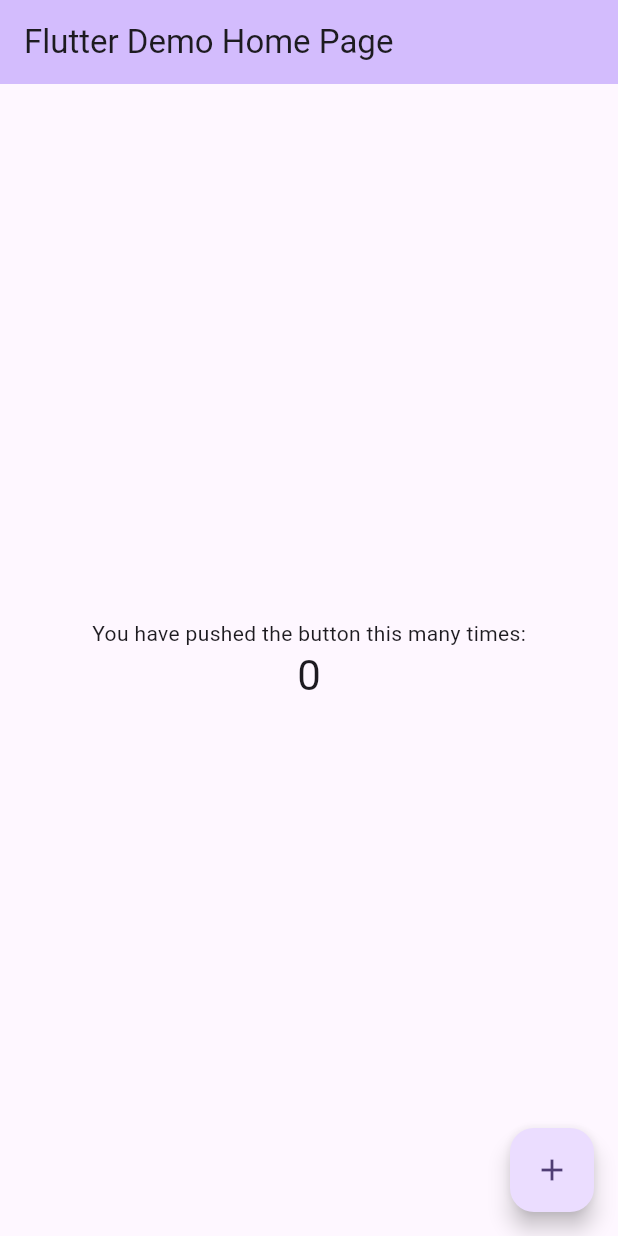
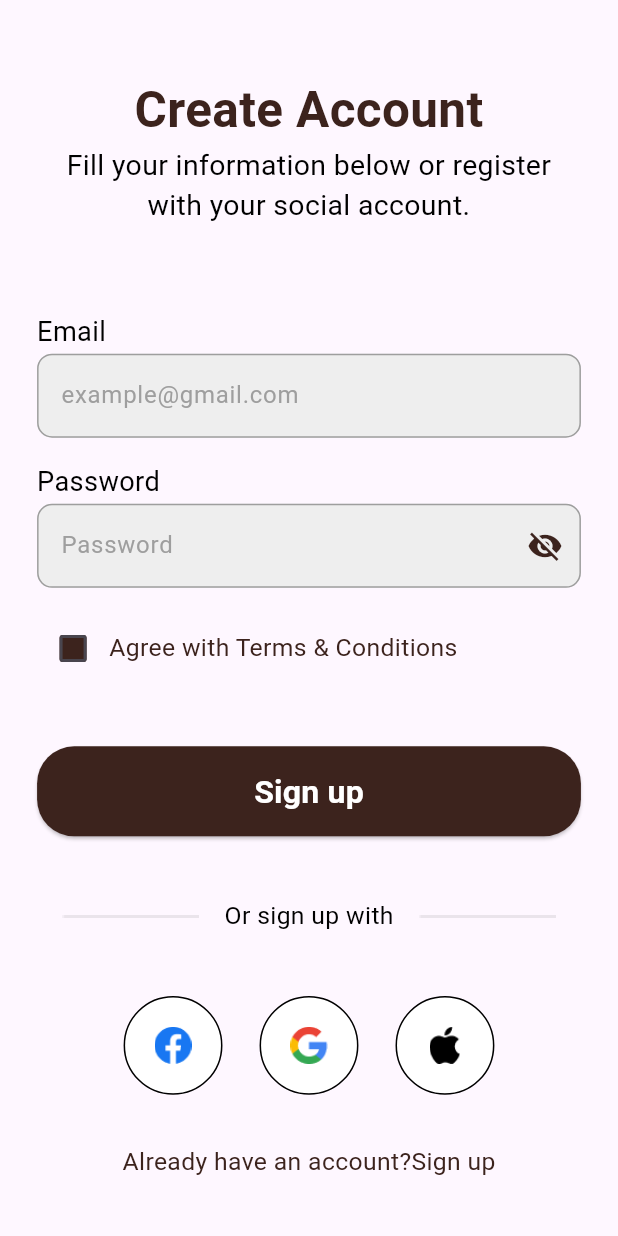
Before and after one commit to Raheelghafoor/trainingTask, a Flutter app: the screen it shows after launch, on a phone screen of 412 x 824 dp. Run offline on Flutter 3.47's test engine with Material 3 defaults, Android fonts, the phone set to English and light mode, and no system bars.

Commit message:
signUpScreen

```diff
--- /dev/null
+++ b/lib/CustomWidgets/customButton.dart
@@ -0,0 +1,48 @@
+import 'package:flutter/material.dart';
+
+class CustomButton extends StatelessWidget {
+  final String text;
+  final Color textColor;
+  final Color backgroundColor;
+  final double fontSize;
+  final bool isBold;
+  final double borderRadius;
+  final VoidCallback onPressed;
+
+  const CustomButton({
+    super.key,
+    required this.text,
+    required this.textColor,
+    required this.backgroundColor,
+    required this.fontSize,
+    this.isBold=false,
+    required this.borderRadius,
+    required this.onPressed,
+  });
+
+  @override
+  Widget build(BuildContext context) {
+    return SizedBox(
+      width: 430,
+      height: 60,
+      child: ElevatedButton(
+        onPressed: onPressed,
+        style: ElevatedButton.styleFrom(
+          backgroundColor: backgroundColor,
+          shape: RoundedRectangleBorder(
+            borderRadius: BorderRadius.circular(borderRadius),
+          ),
+          padding: EdgeInsets.symmetric(vertical: 15, horizontal: 30),
+        ),
+        child: Text(
+          text,
+          style: TextStyle(
+            color: textColor,
+            fontSize: fontSize,
+            fontWeight: isBold ? FontWeight.bold : FontWeight.normal,
+          ),
+        ),
+      ),
+    );
+  }
+}
--- /dev/null
+++ b/lib/CustomWidgets/customText.dart
@@ -0,0 +1,31 @@
+import 'package:flutter/material.dart';
+
+class CustomText extends StatelessWidget {
+  final String title;
+  final Color textColor;
+  final double fontSize;
+  final TextAlign textAlign;
+  final bool isBold;
+
+  const CustomText({
+    super.key,
+    required this.textColor,
+    required this.fontSize,
+    required this.textAlign,
+    required this.title,
+    this.isBold = false,
+  });
+
+  @override
+  Widget build(BuildContext context) {
+    return Text(
+      title,
+      textAlign: textAlign,
+      style: TextStyle(
+        color: textColor,
+        fontSize: fontSize,
+        fontWeight: isBold ? FontWeight.bold : FontWeight.normal,
+      ),
+    );
+  }
+}
--- /dev/null
+++ b/lib/CustomWidgets/customTextFiled.dart
@@ -0,0 +1,73 @@
+import 'package:flutter/material.dart';
+import '../Resources/resoures.dart';
+
+class CustomTextField extends StatelessWidget {
+  final String hintText;
+  final TextEditingController controller;
+  final IconData? prefixIcon;
+  final IconData? suffixIcon;
+  final bool obscureText;
+  final String? Function(String?)? validator;
+  final TextInputType keyboardType;
+  final VoidCallback? onSuffixIconPressed;
+  final Color hintTextColor;
+  final Color prefixIconColor;
+  final Color suffixIconColor;
+
+  CustomTextField({
+    super.key,
+    required this.hintText,
+    required this.controller,
+    this.prefixIcon,
+    this.suffixIcon,
+    required this.obscureText,
+    this.validator,
+    required this.keyboardType,
+    this.onSuffixIconPressed,
+    this.hintTextColor = Colors.grey,
+    this.prefixIconColor = Colors.grey,
+    this.suffixIconColor = Colors.grey,
+  });
+
+  @override
+  Widget build(BuildContext context) {
+    return TextFormField(
+      controller: controller,
+      obscureText: obscureText,
+      keyboardType: keyboardType,
+      validator: validator,
+      decoration: InputDecoration(
+        hintText: hintText,
+        hintStyle: TextStyle(color: hintTextColor),
+        prefixIcon: prefixIcon != null
+            ? Icon(prefixIcon, color: prefixIconColor)
+            : null,
+        suffixIcon: suffixIcon != null
+            ? IconButton(
+          icon: Icon(suffixIcon, color: suffixIconColor),
+          onPressed: onSuffixIconPressed,
+        )
+            : null,
+        filled: true,
+        fillColor: Resource.colors.gray,
+        errorStyle: TextStyle(fontSize: 15.0, color: Resource.colors.mainColor),
+        enabledBorder: OutlineInputBorder(
+          borderSide: BorderSide(color: Colors.grey),
+          borderRadius: BorderRadius.circular(10.0),
+        ),
+        focusedBorder: OutlineInputBorder(
+          borderSide: BorderSide(color: Colors.grey),
+          borderRadius: BorderRadius.circular(10.0),
+        ),
+        errorBorder: OutlineInputBorder(
+          borderSide: BorderSide(color: Colors.grey),
+          borderRadius: BorderRadius.circular(10.0),
+        ),
+        disabledBorder: OutlineInputBorder(
+          borderSide: BorderSide(color: Colors.grey),
+          borderRadius: BorderRadius.circular(10.0),
+        ),
+      ),
+    );
+  }
+}
--- /dev/null
+++ b/lib/Resources/appColor.dart
@@ -0,0 +1,11 @@
+import 'dart:ui';
+
+import 'package:flutter/material.dart';
+
+class AppColors{
+  var mainColor = const Color(0xFF3C231D);
+  var primaryColor = const Color(0xFFED9528);
+  var textColor = const Color(0xFF333333);
+  var gray =Colors.grey[200];
+  var black = Colors.black;
+}
--- /dev/null
+++ b/lib/Resources/appImage.dart
@@ -0,0 +1,11 @@
+import 'package:flutter/material.dart';
+
+class AppImage {
+  String logo = "assets/images/logo.png";
+  String car = "assets/images/car.png";
+  String fb = "assets/images/fb.png";
+  String google = "assets/images/google.png";
+  String apple = "assets/images/apple.png";
+  String line = "assets/images/Line 2.png";
+
+}
--- /dev/null
+++ b/lib/Resources/appText.dart
@@ -0,0 +1,20 @@
+class AppText{
+  var create ="Create Account";
+  var express ="Express Car Rental";
+  var signIn ="Sign in";
+  var signUp ="Sign up";
+  var forgot ="Forgot password";
+  var reset ="Reset password";
+  var get ="Get started";
+  var complete ="Complete your profile";
+  var rent ="Rent the car of your dreams to travel anywhere and anytime";
+  var fill ="Fill your information below or register with your social account.";
+  var already ="Already have an account?";
+  var email ="Email";
+  var password ="Password";
+  var agree ="Agree with Terms & conditions";
+  var signUpWith ="Or sign up with";
+  var signInWith ="Or sign in with";
+  var hi ="Hi! Welcome back, you’ve been missed";
+
+}
--- /dev/null
+++ b/lib/Resources/resoures.dart
@@ -0,0 +1,10 @@
+import 'package:training_task/Resources/appImage.dart';
+import 'package:training_task/Resources/appText.dart';
+
+import 'appColor.dart';
+
+class Resource{
+  static AppColors colors=AppColors();
+  static AppText text=AppText();
+  static AppImage image=AppImage();
+}
--- /dev/null
+++ b/lib/Screens/Auth/View/signUpScreen.dart
@@ -0,0 +1,236 @@
+import 'package:flutter/material.dart';
+import 'package:training_task/CustomWidgets/customButton.dart';
+import '../../../CustomWidgets/customText.dart';
+import '../../../CustomWidgets/customTextFiled.dart';
+import '../../../Resources/resoures.dart';
+import '../../../Utills/validator.dart';
+
+class SignUp extends StatefulWidget {
+  const SignUp({Key? key}) : super(key: key);
+
+  @override
+  State<SignUp> createState() => _SignUpState();
+}
+
+class _SignUpState extends State<SignUp> {
+  TextEditingController emailController = TextEditingController();
+  TextEditingController passwordController = TextEditingController();
+  bool _isPasswordVisible = false;
+  bool _isTermsAccepted = false;
+  final GlobalKey<FormState> _formKey = GlobalKey<FormState>();
+
+  @override
+  Widget build(BuildContext context) {
+    var appSize = MediaQuery.of(context).size;
+    return Scaffold(
+      body: Padding(
+        padding: EdgeInsets.all(appSize.height * 0.03),
+        child: SingleChildScrollView(
+          child: Form(
+            key: _formKey,
+            child: Column(
+              crossAxisAlignment: CrossAxisAlignment.start,
+              children: [
+                SizedBox(height: appSize.height * 0.03),
+                Center(
+                  child: CustomText(
+                    title: Resource.text.create,
+                    textColor: Resource.colors.mainColor,
+                    fontSize: appSize.height * 0.040,
+                    textAlign: TextAlign.center,
+                    isBold: true,
+                  ),
+                ),
+                CustomText(
+                  title: Resource.text.fill,
+                  textColor: Resource.colors.black,
+                  fontSize: appSize.height * 0.023,
+                  textAlign: TextAlign.center,
+                ),
+                SizedBox(height: appSize.height * 0.07),
+
+                CustomText(
+                  title: Resource.text.email,
+                  textColor: Resource.colors.black,
+                  fontSize: appSize.height * 0.022,
+                  textAlign: TextAlign.center,
+                ),
+                SizedBox(height: appSize.height * 0.002),
+                CustomTextField(
+                  hintText: "example@gmail.com",
+                  controller: emailController,
+                  obscureText: false,
+                  validator: FieldValidator.validateEmail,
+                  keyboardType: TextInputType.emailAddress,
+                  hintTextColor: Colors.grey,
+                  prefixIconColor: Resource.colors.mainColor,
+                ),
+                SizedBox(height: appSize.height * 0.02),
+                CustomText(
+                  title: Resource.text.password,
+                  textColor: Resource.colors.black,
+                  fontSize: appSize.height * 0.022,
+                  textAlign: TextAlign.center,
+                ),
+                SizedBox(height: appSize.height * 0.002),
+                CustomTextField(
+                  hintText: "Password",
+                  controller: passwordController,
+                  obscureText: !_isPasswordVisible,
+                  validator: FieldValidator.validatePassword,
+                  keyboardType: TextInputType.text,
+                  suffixIcon: _isPasswordVisible ? Icons.visibility : Icons.visibility_off,
+                  onSuffixIconPressed: () {
+                    setState(() {
+                      _isPasswordVisible = !_isPasswordVisible;
+                    });
+                  },
+                  hintTextColor: Colors.grey,
+                  prefixIconColor: Resource.colors.mainColor,
+                  suffixIconColor: Resource.colors.mainColor,
+                ),
+                SizedBox(height: appSize.height * 0.02),
+                Row(
+                  children: [
+                    Checkbox(
+                      fillColor: MaterialStateProperty.all(Resource.colors.mainColor),
+                      value: _isTermsAccepted,
+                      onChanged: (value) {
+                        setState(() {
+                          _isTermsAccepted = value ?? false;
+                        });
+                      },
+                    ),
+                    GestureDetector(
+                      onTap: () {
+                        setState(() {
+                          _isTermsAccepted = !_isTermsAccepted;
+                        });
+                      },
+                      child: CustomText(
+                        title: "Agree with Terms & Conditions",
+                        textColor: Resource.colors.mainColor,
+                        fontSize: appSize.height * 0.02,
+                        textAlign: TextAlign.left,
+                      ),
+                    ),
+                  ],
+                ),
+                SizedBox(height: appSize.height * 0.05),
+                CustomButton(
+                  text: Resource.text.signUp,
+                  textColor: Colors.white,
+                  backgroundColor: Resource.colors.mainColor,
+                  fontSize: appSize.height * 0.026,
+                  isBold: true,
+                  borderRadius: appSize.height * 0.030,
+                  onPressed: () {},
+                ),
+                SizedBox(height: appSize.height * 0.05),
+                Row(
+                  mainAxisAlignment: MainAxisAlignment.spaceEvenly,
+                  children: [
+                    Image.asset(Resource.image.line),
+                    Center(
+                      child: CustomText(
+                        title: Resource.text.signUpWith,
+                        textColor: Resource.colors.black,
+                        fontSize: appSize.height * 0.020,
+                        textAlign: TextAlign.center,
+                      ),
+                    ),
+                    Image.asset(Resource.image.line),
+                  ],
+                ),
+                SizedBox(height: appSize.height * 0.05),
+                Row(
+                  mainAxisAlignment: MainAxisAlignment.center,
+                  children: [
+                    Container(
+                      width:  appSize.height * 0.080,
+                      height:appSize.height * 0.080,
+                      decoration: BoxDecoration(
+                        shape: BoxShape.circle,
+                        color: Colors.white,
+                        border: Border.all(
+                          color: Colors.black,
+                          width: 1.0,
+                        ),
+                      ),
+                      child: Center(
+                        child: Image.asset(
+                          'assets/images/fb.png',
+                          height: appSize.height * 0.030,
+                        ),
+                      ),
+                    ),
+                    SizedBox(width:  appSize.height * 0.030,),
+                    Container(
+                      width:  appSize.height * 0.080,
+                      height:appSize.height * 0.080,
+                      decoration: BoxDecoration(
+                        shape: BoxShape.circle,
+                        color: Colors.white,
+                        border: Border.all(
+                          color: Colors.black,
+                          width: 1.0,
+                        ),
+                      ),
+                      child: Center(
+                        child: Image.asset(
+                          'assets/images/google.png',
+                          height:  appSize.height * 0.030,
+                        ),
+                      ),
+                    ),
+                    SizedBox(width:  appSize.height * 0.030,),
+                    Container(
+                      width:  appSize.height * 0.080,
+                      height:appSize.height * 0.080,
+                      decoration: BoxDecoration(
+                        shape: BoxShape.circle,
+                        color: Colors.white,
+                        border: Border.all(
+                          color: Colors.black,
+                          width: 1.0,
+                        ),
+                      ),
+                      child: Center(
+                        child: Image.asset(
+                          'assets/images/apple.png',
+                          height: appSize.height * 0.030,
+                        ),
+                      ),
+                    ),
+                  ],
+                ),
+                SizedBox(height: appSize.height * 0.04),
+                Row(
+                  mainAxisAlignment: MainAxisAlignment.center,
+                  children: [
+                    CustomText(
+                      title: Resource.text.already,
+                      textColor: Resource.colors.mainColor,
+                      fontSize: appSize.height * 0.02,
+                      textAlign: TextAlign.center,
+                    ),
+                    GestureDetector(
+                      onTap: () {
+                      },
+                      child: CustomText(
+                        title: Resource.text.signUp,
+                        textColor: Resource.colors.mainColor,
+                        fontSize: appSize.height * 0.02,
+                        textAlign: TextAlign.center,
+                      ),
+                    )
+                  ],
+                ),
+              ],
+            ),
+          ),
+        ),
+      ),
+    );
+  }
+}
--- /dev/null
+++ b/lib/Screens/Splash/splashScreen.dart
@@ -0,0 +1,30 @@
+import 'dart:async';
+
+import 'package:flutter/material.dart';
+import 'package:training_task/Resources/resoures.dart';
+
+
+import '../Auth/View/signUpScreen.dart';
+class Splash extends StatefulWidget {
+  const Splash({super.key});
+
+  @override
+  State<Splash> createState() => _SplashState();
+}
+
+class _SplashState extends State<Splash> {
+  @override
+  void initState() {
+    // TODO: implement initState
+    super.initState();
+    Timer(Duration(seconds: 3), () {Navigator.pushReplacement(context, MaterialPageRoute(builder: (context)=> SignUp())); });
+  }
+  @override
+  Widget build(BuildContext context) {
+    return Scaffold(
+      body: Center(
+        child: Image.asset(Resource.image.logo),
+      ),
+    );
+  }
+}
--- /dev/null
+++ b/lib/Utills/validator.dart
@@ -0,0 +1,37 @@
+import 'dart:core';
+
+class FieldValidator {
+  static String? validateEmail(String? value) {
+    if (value == null || value.isEmpty) {
+      return "Enter email";
+    }
+    if (!RegExp(r"^[a-zA-Z0-9.a-zA-Z0-9.!#$%&'*+-/=?^_`{|}~]+@[a-zA-Z0-9]+\.[a-zA-Z]+").hasMatch(value)) {
+      return "Invalid email";
+    }
+    if (value.contains(" ")) {
+      return "Invalid email";
+    }
+    return null;
+  }
+
+  static String? validatePassword(String? value) {
+    if (value == null || value.isEmpty) {
+      return "Enter password";
+    }
+    return null;
+  }
+
+  static String? validatePhone(String? value) {
+    if (value == null || value.isEmpty) {
+      return "Please enter your phone number";
+    }
+    return null;
+  }
+
+  static String? validateName(String? value) {
+    if (value == null || value.isEmpty) {
+      return "Please enter your name";
+    }
+    return null;
+  }
+}
--- a/lib/main.dart
+++ b/lib/main.dart
@@ -1,4 +1,6 @@
 import 'package:flutter/material.dart';
+import 'package:training_task/Screens/Splash/splashScreen.dart';
+
 
 void main() {
   runApp(const MyApp());
@@ -11,115 +13,13 @@
   @override
   Widget build(BuildContext context) {
     return MaterialApp(
+      debugShowCheckedModeBanner: false,
       title: 'Flutter Demo',
       theme: ThemeData(
-        // This is the theme of your application.
-        //
-        // TRY THIS: Try running your application with "flutter run". You'll see
-        // the application has a purple toolbar. Then, without quitting the app,
-        // try changing the seedColor in the colorScheme below to Colors.green
-        // and then invoke "hot reload" (save your changes or press the "hot
-        // reload" button in a Flutter-supported IDE, or press "r" if you used
-        // the command line to start the app).
-        //
-        // Notice that the counter didn't reset back to zero; the application
-        // state is not lost during the reload. To reset the state, use hot
-        // restart instead.
-        //
-        // This works for code too, not just values: Most code changes can be
-        // tested with just a hot reload.
         colorScheme: ColorScheme.fromSeed(seedColor: Colors.deepPurple),
         useMaterial3: true,
       ),
-      home: const MyHomePage(title: 'Flutter Demo Home Page'),
+      home: const Splash(),
     );
   }
 }
-
-class MyHomePage extends StatefulWidget {
-  const MyHomePage({super.key, required this.title});
-
-  // This widget is the home page of your application. It is stateful, meaning
-  // that it has a State object (defined below) that contains fields that affect
-  // how it looks.
-
-  // This class is the configuration for the state. It holds the values (in this
-  // case the title) provided by the parent (in this case the App widget) and
-  // used by the build method of the State. Fields in a Widget subclass are
-  // always marked "final".
-
-  final String title;
-
-  @override
-  State<MyHomePage> createState() => _MyHomePageState();
-}
-
-class _MyHomePageState extends State<MyHomePage> {
-  int _counter = 0;
-
-  void _incrementCounter() {
-    setState(() {
-      // This call to setState tells the Flutter framework that something has
-      // changed in this State, which causes it to rerun the build method below
-      // so that the display can reflect the updated values. If we changed
-      // _counter without calling setState(), then the build method would not be
-      // called again, and so nothing would appear to happen.
-      _counter++;
-    });
-  }
-
-  @override
-  Widget build(BuildContext context) {
-    // This method is rerun every time setState is called, for instance as done
-    // by the _incrementCounter method above.
-    //
-    // The Flutter framework has been optimized to make rerunning build methods
-    // fast, so that you can just rebuild anything that needs updating rather
-    // than having to individually change instances of widgets.
-    return Scaffold(
-      appBar: AppBar(
-        // TRY THIS: Try changing the color here to a specific color (to
-        // Colors.amber, perhaps?) and trigger a hot reload to see the AppBar
-        // change color while the other colors stay the same.
-        backgroundColor: Theme.of(context).colorScheme.inversePrimary,
-        // Here we take the value from the MyHomePage object that was created by
-        // the App.build method, and use it to set our appbar title.
-        title: Text(widget.title),
-      ),
-      body: Center(
-        // Center is a layout widget. It takes a single child and positions it
-        // in the middle of the parent.
-        child: Column(
-          // Column is also a layout widget. It takes a list of children and
-          // arranges them vertically. By default, it sizes itself to fit its
-          // children horizontally, and tries to be as tall as its parent.
-          //
-          // Column has various properties to control how it sizes itself and
-          // how it positions its children. Here we use mainAxisAlignment to
-          // center the children vertically; the main axis here is the vertical
-          // axis because Columns are vertical (the cross axis would be
-          // horizontal).
-          //
-          // TRY THIS: Invoke "debug painting" (choose the "Toggle Debug Paint"
-          // action in the IDE, or press "p" in the console), to see the
-          // wireframe for each widget.
-          mainAxisAlignment: MainAxisAlignment.center,
-          children: <Widget>[
-            const Text(
-              'You have pushed the button this many times:',
-            ),
-            Text(
-              '$_counter',
-              style: Theme.of(context).textTheme.headlineMedium,
-            ),
-          ],
-        ),
-      ),
-      floatingActionButton: FloatingActionButton(
-        onPressed: _incrementCounter,
-        tooltip: 'Increment',
-        child: const Icon(Icons.add),
-      ), // This trailing comma makes auto-formatting nicer for build methods.
-    );
-  }
-}
```
Also changed, not shown: pubspec.yaml (+5 -2 lines), assets/images/Line 2.png (added), assets/images/apple.png (added), assets/images/car.png (added), assets/images/fb.png (added), assets/images/google.png (added), assets/images/logo.png (added), lib/Screens/Auth/View/signInScreen.dart (added), pubspec.lock.
